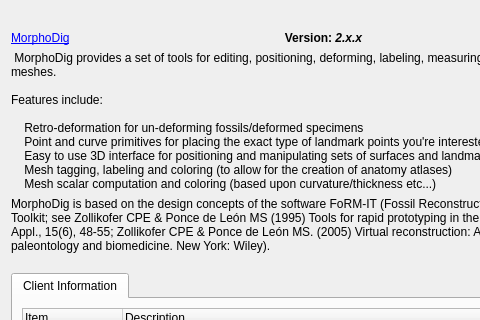
morphomuseum/MorphoDig, file MorphoDig/Qt/mqAboutDialog.ui: the form before one commit; both pictures show x 0 to 480 and y 0 to 320 of the 675 by 692 pixel window.
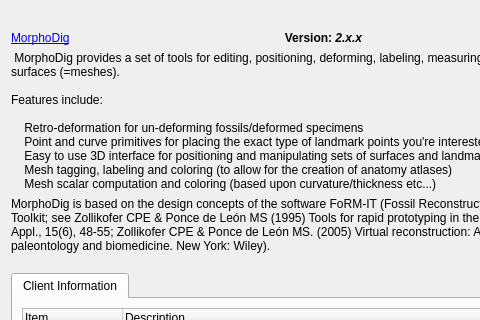
The form after the commit. Icons and pictures are not drawn.

```diff
--- a/MorphoDig/Qt/mqAboutDialog.ui
+++ b/MorphoDig/Qt/mqAboutDialog.ui
@@ -79,7 +79,7 @@
    <item>
     <widget class="QLabel" name="label">
      <property name="text">
-      <string> MorphoDig provides a set of tools for editing, positioning, deforming, labeling, measuring and rendering sets of 3D meshes.
+      <string> MorphoDig provides a set of tools for editing, positioning, deforming, labeling, measuring and rendering sets of 3D surfaces (=meshes).
 
 Features include:
 
```
